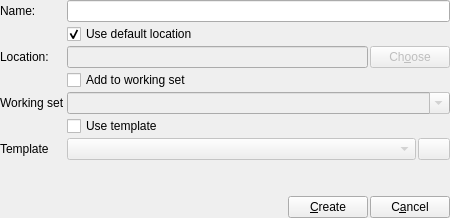
The window that resources/ui/dialogs/project.ui (prymatex/prymatex) describes before a commit, drawn with Qt 5.
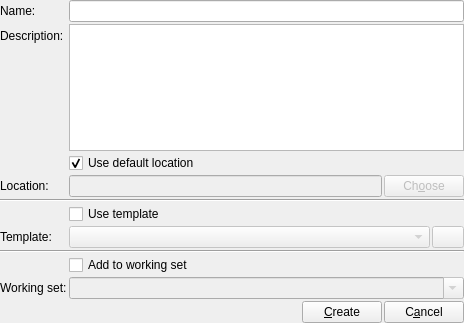
The same window after the commit. Icons and pictures are not drawn.

Commit message: add description to project dialog, connect environment for file from template, and icon from themes in ui

```diff
--- a/resources/ui/dialogs/project.ui
+++ b/resources/ui/dialogs/project.ui
@@ -9,8 +9,8 @@
    <rect>
     <x>0</x>
     <y>0</y>
-    <width>450</width>
-    <height>218</height>
+    <width>464</width>
+    <height>323</height>
    </rect>
   </property>
   <property name="windowTitle">
@@ -42,7 +42,17 @@
      <item row="0" column="1">
       <widget class="QLineEdit" name="lineProjectName"/>
      </item>
+     <item row="1" column="0">
+      <widget class="QLabel" name="label">
+       <property name="text">
+        <string>Description:</string>
+       </property>
+      </widget>
+     </item>
      <item row="1" column="1">
+      <widget class="QTextEdit" name="textEdit"/>
+     </item>
+     <item row="2" column="1">
       <widget class="QCheckBox" name="checkBoxUseDefaultLocation">
        <property name="text">
         <string>Use default location</string>
@@ -52,14 +62,14 @@
        </property>
       </widget>
      </item>
-     <item row="2" column="0">
+     <item row="3" column="0">
       <widget class="QLabel" name="label2">
        <property name="text">
         <string>Location:</string>
        </property>
       </widget>
      </item>
-     <item row="2" column="1">
+     <item row="3" column="1">
       <layout class="QHBoxLayout" name="horizontalLayout_5">
        <item>
         <widget class="QLineEdit" name="lineLocation">
@@ -80,39 +90,6 @@
        </item>
       </layout>
      </item>
-     <item row="3" column="1">
-      <widget class="QCheckBox" name="checkBoxAddToWorkingSet">
-       <property name="text">
-        <string>Add to working set</string>
-       </property>
-       <property name="checked">
-        <bool>false</bool>
-       </property>
-      </widget>
-     </item>
-     <item row="4" column="0">
-      <widget class="QLabel" name="label3">
-       <property name="text">
-        <string>Working set</string>
-       </property>
-      </widget>
-     </item>
-     <item row="4" column="1">
-      <widget class="QComboBox" name="comboBoxWorkingSet">
-       <property name="enabled">
-        <bool>false</bool>
-       </property>
-       <property name="sizePolicy">
-        <sizepolicy hsizetype="Expanding" vsizetype="Preferred">
-         <horstretch>0</horstretch>
-         <verstretch>0</verstretch>
-        </sizepolicy>
-       </property>
-       <property name="editable">
-        <bool>true</bool>
-       </property>
-      </widget>
-     </item>
      <item row="5" column="1">
       <widget class="QCheckBox" name="checkBoxUseTemplate">
        <property name="text">
@@ -123,7 +100,7 @@
      <item row="6" column="0">
       <widget class="QLabel" name="label_2">
        <property name="text">
-        <string>Template</string>
+        <string>Template:</string>
        </property>
       </widget>
      </item>
@@ -164,6 +141,53 @@
        </item>
       </layout>
      </item>
+     <item row="7" column="0" colspan="2">
+      <widget class="Line" name="line_2">
+       <property name="orientation">
+        <enum>Qt::Horizontal</enum>
+       </property>
+      </widget>
+     </item>
+     <item row="8" column="1">
+      <widget class="QCheckBox" name="checkBoxAddToWorkingSet">
+       <property name="text">
+        <string>Add to working set</string>
+       </property>
+       <property name="checked">
+        <bool>false</bool>
+       </property>
+      </widget>
+     </item>
+     <item row="9" column="0">
+      <widget class="QLabel" name="label3">
+       <property name="text">
+        <string>Working set:</string>
+       </property>
+      </widget>
+     </item>
+     <item row="9" column="1">
+      <widget class="QComboBox" name="comboBoxWorkingSet">
+       <property name="enabled">
+        <bool>false</bool>
+       </property>
+       <property name="sizePolicy">
+        <sizepolicy hsizetype="Expanding" vsizetype="Preferred">
+         <horstretch>0</horstretch>
+         <verstretch>0</verstretch>
+        </sizepolicy>
+       </property>
+       <property name="editable">
+        <bool>true</bool>
+       </property>
+      </widget>
+     </item>
+     <item row="4" column="0" colspan="2">
+      <widget class="Line" name="line">
+       <property name="orientation">
+        <enum>Qt::Horizontal</enum>
+       </property>
+      </widget>
+     </item>
     </layout>
    </item>
    <item>
```
Left out of the diff: 20 changed lines with no effect on the pictures. The commit also changes 15 other files.
